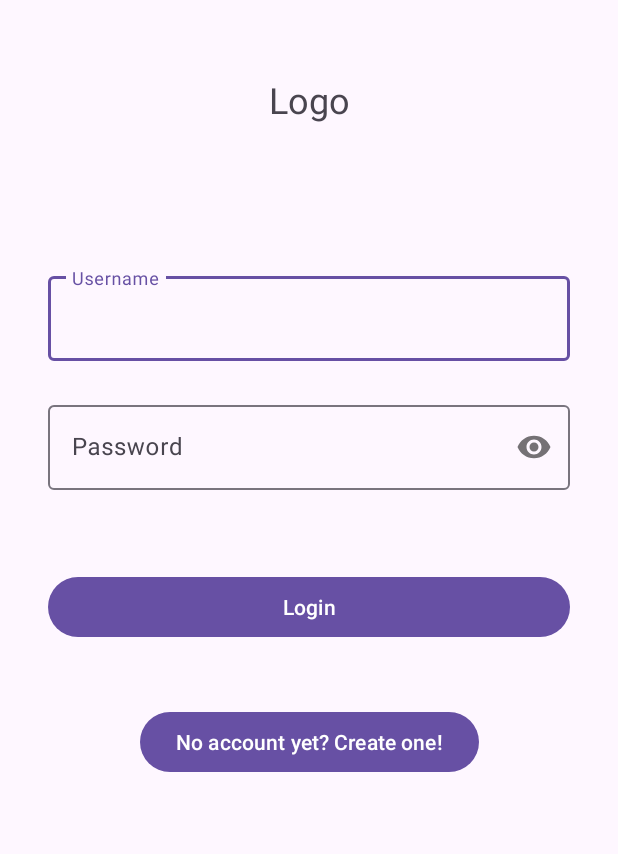
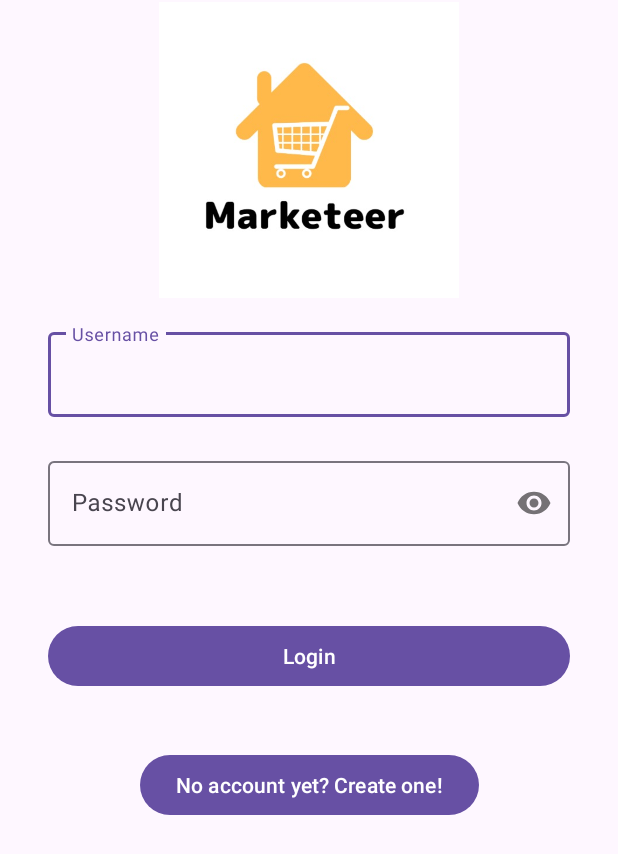
Before and after one commit to DuySE/F23_3175_G4_Marketeer, an Android app: the screen it shows after launch (LoginActivity), on a phone screen of 412 x 824 dp. Shown: the top 854 px of the screen. Run offline under Robolectric (Android 15) with nearby library versions, the phone set to English and light mode, and no system bars; libraries missing offline, so code that uses them is left out: org.mindrot.jbcrypt; 1 statement that could not run was skipped.

Commit message:
Added the Marketeer logo to the placeholders

```diff
--- a/app/src/main/res/layout/activity_login.xml
+++ b/app/src/main/res/layout/activity_login.xml
@@ -6,28 +6,26 @@
     android:layout_height="match_parent"
     tools:context=".LoginActivity">
 
-    <TextView
-        android:id="@+id/textViewLoginTitle"
-        android:layout_width="wrap_content"
-        android:layout_height="wrap_content"
-        android:layout_marginTop="50dp"
-        android:text="@string/logo"
-        android:textSize="24sp"
+    <ImageView
+        android:id="@+id/imgViewLogo1"
+        android:layout_width="200dp"
+        android:layout_height="200dp"
         app:layout_constraintEnd_toEndOf="parent"
         app:layout_constraintStart_toStartOf="parent"
-        app:layout_constraintTop_toTopOf="parent" />
+        app:layout_constraintTop_toTopOf="parent"
+        app:srcCompat="@drawable/marketeerlogo" />
 
     <com.google.android.material.textfield.TextInputLayout
         android:id="@+id/textFieldUsernameLogin"
         android:layout_width="match_parent"
         android:layout_height="wrap_content"
         android:layout_marginStart="32dp"
-        android:layout_marginTop="96dp"
+        android:layout_marginTop="16dp"
         android:layout_marginEnd="32dp"
         android:hint="@string/editTextUsername"
         app:layout_constraintEnd_toEndOf="parent"
         app:layout_constraintStart_toStartOf="parent"
-        app:layout_constraintTop_toBottomOf="@+id/textViewLoginTitle">
+        app:layout_constraintTop_toBottomOf="@+id/imgViewLogo1">
 
         <com.google.android.material.textfield.TextInputEditText
             android:id="@+id/editTextUsernameLogin"
--- a/app/src/main/res/layout/nav_header.xml
+++ b/app/src/main/res/layout/nav_header.xml
@@ -10,10 +10,10 @@
 
     <ImageView
         android:id="@+id/navLogo"
-        android:layout_width="wrap_content"
+        android:layout_width="125dp"
         android:layout_height="wrap_content"
         android:contentDescription="@string/navLogoDesc"
-        app:srcCompat="@mipmap/ic_launcher_round" />
+        app:srcCompat="@drawable/marketeerlogo" />
 
     <TextView
         android:id="@+id/navTextTitle"
```
Also changed, not shown: app/src/main/res/layout/activity_homepage.xml (+6 -6 lines), app/src/main/res/layout/activity_register.xml (+8 -11 lines), app/src/main/res/drawable-v24/marketeerlogo.png (added).
